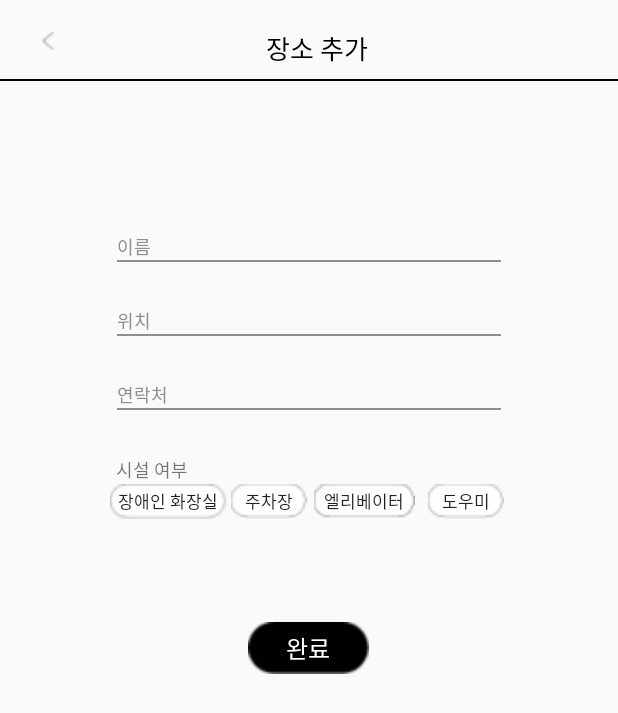
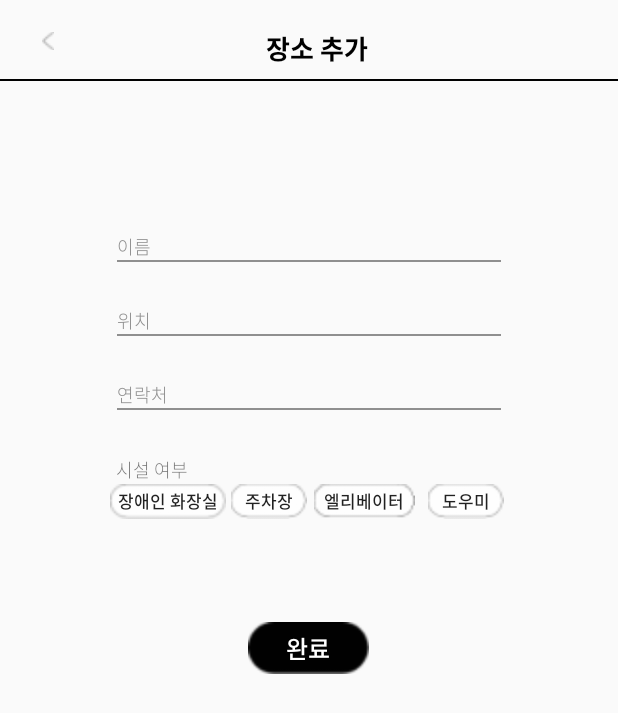
Before and after one commit to KilJaeeun/wheelwhere, an Android app: the AddPlace screen opened directly, with no data from a screen before it, on a phone screen of 412 x 824 dp. Shown: the top 713 px of the screen. Run offline under Robolectric (Android 15) with nearby library versions, the phone set to English and light mode, and no system bars.

Commit message:
font 넣고 activity에 넣음 ( 나중에 완성 후 수정 필요)

```diff
--- a/app/src/main/res/layout/activity_add_comment.xml
+++ b/app/src/main/res/layout/activity_add_comment.xml
@@ -15,6 +15,8 @@
         android:lineHeight="22sp"
         android:lineSpacingExtra="-0.42sp"
         android:text="후기 작성"
+        android:fontFamily="@font/notosanscjkkr_bold"
+
         android:textColor="#000000"
         android:textSize="17sp"></TextView>
 
@@ -37,6 +39,8 @@
         android:layout_width="match_parent"
         android:layout_height="260dp"
         android:hint="후기를 입력해주세요."
+        android:fontFamily="@font/notosanscjkkr_light"
+
         android:padding="10dp"
         android:textColorHint="@color/greytext"></EditText>
     <LinearLayout
@@ -70,5 +74,7 @@
 
         android:background="@drawable/black_btn_radius"
         android:text="완료"
+        android:fontFamily="@font/notosanscjkkr_medium"
+
         android:textSize="16sp"></Button>
 </LinearLayout>
--- a/app/src/main/res/layout/activity_add_place.xml
+++ b/app/src/main/res/layout/activity_add_place.xml
@@ -25,6 +25,7 @@
             android:layout_height="wrap_content"
             android:layout_marginLeft="141.24dp"
             android:layout_marginTop="18.92dp"
+            android:fontFamily="@font/notosanscjkkr_bold"
             android:text="장소 추가"
             android:textColor="#000000"
             android:textSize="17dp" />
@@ -47,6 +48,8 @@
             android:layout_width="wrap_content"
             android:layout_height="15dp"
             android:layout_marginTop="-10dp"
+            android:fontFamily="@font/notosanscjkkr_light"
+
             android:text="이름"
             android:textColor="#8F8F8F"
             android:textSize="12dp" />
@@ -77,6 +80,7 @@
             android:layout_width="wrap_content"
             android:layout_height="15dp"
             android:layout_marginTop="-10dp"
+            android:fontFamily="@font/notosanscjkkr_light"
             android:text="위치"
             android:textColor="#8F8F8F"
             android:textSize="12dp" />
@@ -107,6 +111,7 @@
             android:layout_width="wrap_content"
             android:layout_height="15dp"
             android:layout_marginTop="-10dp"
+            android:fontFamily="@font/notosanscjkkr_light"
             android:text="연락처"
             android:textColor="#8F8F8F"
             android:textSize="12dp" />
@@ -131,6 +136,7 @@
         android:layout_height="15dp"
         android:layout_marginLeft="77.5dp"
         android:layout_marginTop="30.96dp"
+        android:fontFamily="@font/notosanscjkkr_light"
         android:text="시설 여부"
         android:textSize="12dp" />
 
@@ -153,6 +159,7 @@
                 android:layout_width="match_parent"
                 android:layout_height="match_parent"
                 android:background="#00ffffff"
+                android:fontFamily="@font/notosanscjkkr_medium"
                 android:gravity="center"
                 android:text="장애인 화장실"
                 android:textSize="11dp" />
@@ -170,6 +177,7 @@
                 android:layout_width="match_parent"
                 android:layout_height="match_parent"
                 android:background="#00ffffff"
+                android:fontFamily="@font/notosanscjkkr_medium"
                 android:gravity="center"
                 android:text="주차장"
                 android:textSize="11dp" />
@@ -188,6 +196,7 @@
                 android:layout_width="match_parent"
                 android:layout_height="match_parent"
                 android:background="#00ffffff"
+                android:fontFamily="@font/notosanscjkkr_medium"
                 android:gravity="center"
                 android:text="엘리베이터"
                 android:textSize="11dp" />
@@ -207,6 +216,7 @@
                 android:layout_width="match_parent"
                 android:layout_height="match_parent"
                 android:background="#00ffffff"
+                android:fontFamily="@font/notosanscjkkr_medium"
                 android:gravity="center"
                 android:text="도우미"
                 android:textSize="11dp" />
@@ -219,9 +229,10 @@
         android:id="@+id/submit_add"
         android:layout_width="80.57dp"
         android:layout_height="34.46dp"
+        android:layout_gravity="center_horizontal"
         android:layout_marginTop="68.96dp"
-        android:layout_gravity="center_horizontal"
         android:background="@drawable/btn_sbm"
+        android:fontFamily="@font/notosanscjkkr_medium"
         android:text="완료"
         android:textColor="#FFFFFF"
         android:textSize="16dp" />
```
Also changed, not shown: app/src/main/java/com/example/kotlin_tmap/LoginActivity.kt (+9 -0 lines), app/src/main/res/layout/location_card.xml (+8 -0 lines), app/src/main/res/font/notosanscjkkr_bold.otf (added), app/src/main/res/font/notosanscjkkr_light.otf (added), app/src/main/res/font/notosanscjkkr_medium.otf (added), app/src/main/res/font/notosanscjkkr_regular.otf (added).
